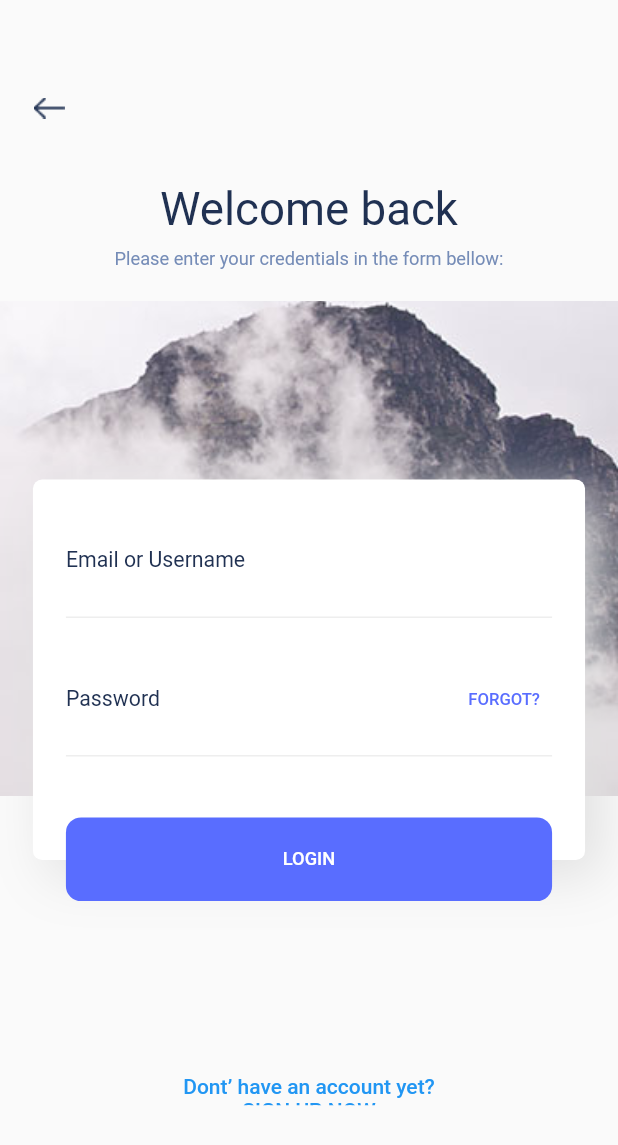
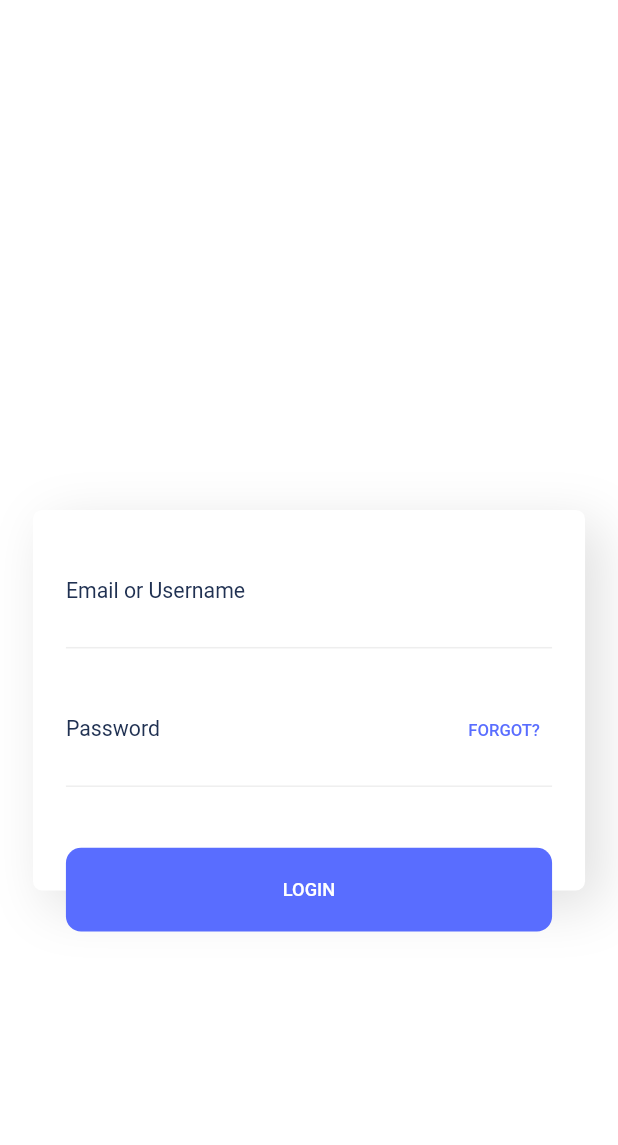
Before and after one commit to dhung55cd2/flutter_social, a Flutter app: the LoginPage screen opened directly, on a phone screen of 412 x 824 dp. Shown: the top 1145 px of the screen. Run offline on Flutter 3.47's test engine with Material 2 defaults, Android fonts, the phone set to English and light mode, and no system bars; our stand-ins replace flutter_keyboard_visibility, flutter_screenutil; missing offline and left inert: dart:ffi, solid_bottom_sheet.

Commit message:
xong widget đăng nhập /

```diff
--- a/lib/ui/creataccout/widget_textfield.dart
+++ b/lib/ui/creataccout/widget_textfield.dart
@@ -6,13 +6,18 @@ import 'package:flutter_social/utils/colors.dart';
 import 'package:flutter_social/widgets/textfield_email.dart';
 import 'package:flutter_social/widgets/textfield_password.dart';
 
-class TextFieldCreatAccount extends StatelessWidget {
+class TextFieldCreatAccount extends StatefulWidget {
+  @override
+  _TextFieldCreatAccountState createState() => _TextFieldCreatAccountState();
+}
+
+class _TextFieldCreatAccountState extends State<TextFieldCreatAccount> {
   @override
   Widget build(BuildContext context) {
     double hightUnHideSizeBox;
     return  KeyboardVisibilityBuilder(
         builder: (context, isKeyboardVisible){
-          isKeyboardVisible ? hightUnHideSizeBox= 0 : hightUnHideSizeBox=45;
+          isKeyboardVisible ? hightUnHideSizeBox= 10 : hightUnHideSizeBox= 0;
           return  Center(
             child: Column(
               mainAxisAlignment: MainAxisAlignment.start,
@@ -30,6 +35,7 @@ class TextFieldCreatAccount extends StatelessWidget {
                   ),
                 ),
 
+
               ],
 
             ),
@@ -39,6 +45,7 @@ class TextFieldCreatAccount extends StatelessWidget {
 
     );
   }
+
   Widget _buildWidgetLogin(){
     return Container(
       height: myHeight(431.5),width: myWidth(335),decoration: BoxDecoration(boxShadow: [
@@ -60,8 +67,9 @@ class TextFieldCreatAccount extends StatelessWidget {
       ),
     );
   }
+
   Widget _buildButtonLogin(){
-    return CustomButon(height: 55,width: 295,radius: 10,nameButton: "LOGIN",textColor: Colors.white,textSize: 12,);
+    return CustomButon(height: 55,width: 295,radius: 10,nameButton: "LOGIN",background: color_blue,textColor: Colors.white,textSize: 12,);
     //   Container(
     //   height: myHeight(55),width: myWidth(295),decoration: BoxDecoration(color: color_blue,borderRadius: BorderRadius.circular(myRadius(10))),
     //   child: MaterialButton(child: Text("LOGIN",style: TextStyle(color: Colors.white, fontSize: mySize(12)),),),
--- a/lib/ui/login/WidgetTextField.dart
+++ b/lib/ui/login/WidgetTextField.dart
@@ -8,36 +8,19 @@ import 'package:flutter_social/widgets/textfield_email.dart';
 import 'package:flutter_social/widgets/textfield_password.dart';
 
 class TextFieldWidget extends StatelessWidget {
+  double height = 0;
   @override
   Widget build(BuildContext context) {
+
     Size size = MediaQuery.of(context).size;
-    double hightUnHideSizeBox;
-    return  KeyboardVisibilityBuilder(
-      builder: (context, isKeyboardVisible){
-        isKeyboardVisible ? hightUnHideSizeBox= 0 : hightUnHideSizeBox=200;
-      return  Center(
-          child: Column(
-            mainAxisAlignment: MainAxisAlignment.start,
-            crossAxisAlignment: CrossAxisAlignment.center,
-            children: [
-              Container(height: myHeight(277),width: myWidth(335),
+    return  Container(height: myHeight(277),width: myWidth(335),
       child: Stack(
         children: [
           _buildWidgetLogin(),
           Positioned(bottom: myHeight(0),left: myWidth(20),right: myWidth(20),
               child: _buildButtonLogin(context))
         ],
-
       ),
-              ),
-              SizedBox(height: myHeight(hightUnHideSizeBox),)
-            ],
-
-          ),
-
-        );
-      }
-
     );
   }
   Widget _buildWidgetLogin(){
@@ -64,12 +47,6 @@ class TextFieldWidget extends StatelessWidget {
       child: CustomButon(height: 55,width: 295,radius: 10,background: color_blue,nameButton: "LOGIN",
             textColor: Colors.white,textSize: 12,),
     );
-    //   Container(
-    //   height: myHeight(55),width: myWidth(295),decoration: BoxDecoration(color: color_blue,borderRadius: BorderRadius.circular(myRadius(10))),
-    //   child: MaterialButton(onPressed: (){
-    //     Navigator.push(context, MaterialPageRoute(builder: (context) => PersonalPage()));
-    //   },
-    //   child: Text("LOGIN",style: TextStyle(color: Colors.white, fontSize: mySize(12)),),),
-    // );
+
   }
 }
--- a/lib/ui/login/body_login.dart
+++ /dev/null
@@ -1,26 +0,0 @@
-import 'package:flutter/material.dart';
-import 'package:flutter_keyboard_visibility/flutter_keyboard_visibility.dart';
-import 'package:flutter_social/screen/screen_utils.dart';
-import 'package:flutter_social/utils/colors.dart';
-import 'file:///C:/Users/dvhnu/AndroidStudioProjects/flutter_social/lib/ui/login/WidgetTextField.dart';
-import 'file:///C:/Users/dvhnu/AndroidStudioProjects/flutter_social/lib/ui/login/backgroundlogin.dart';
-import 'package:flutter_social/widgets/widget_login.dart';
-
-class BodyLogin extends StatelessWidget {
-  @override
-  Widget build(BuildContext context) {
-    Size size = MediaQuery.of(context).size;
-    return KeyboardDismissOnTap(
-
-        child: Container(height: double.infinity,width: size.width,color: Colors.white,
-            alignment: Alignment.center,
-          child:  Stack(
-            children: [
-              BackgroundLogin(),
-              Positioned(bottom: myHeight(20),left: myWidth(20),right: myWidth(20),
-                  child: TextFieldWidget(),)
-            ],
-    ))
-    );
-  }
-}
--- a/lib/ui/login/login_page.dart
+++ b/lib/ui/login/login_page.dart
@@ -1,16 +1,30 @@
 import 'package:flutter/material.dart';
 import 'package:flutter_social/screen/screen_utils.dart';
-import 'file:///C:/Users/dvhnu/AndroidStudioProjects/flutter_social/lib/ui/login/body_login.dart';
-import 'package:flutter_social/utils/colors.dart';
-import 'package:flutter_social/widgets/widget_login.dart';
+import 'package:flutter_social/ui/login/WidgetTextField.dart';
+import 'package:flutter_social/ui/login/backgroundlogin.dart';
+
 
 class LoginPage extends StatelessWidget {
   @override
   Widget build(BuildContext context) {
     Size size = MediaQuery.of(context).size;
     return Scaffold(
-      resizeToAvoidBottomInset: true,
-      body: BodyLogin()
+      resizeToAvoidBottomInset: false,
+      body:  Stack(
+        children: [
+          BackgroundLogin(),
+          Container(height: size.height,width: size.width,color: Colors.white,
+            child: Column(
+              mainAxisAlignment: MainAxisAlignment.end,
+              children: [
+                TextFieldWidget(),
+                SizedBox(height: myHeight(200),)
+              ],
+            ),
+          ),
+
+        ],
+      )
 
     );
   }
--- a/pubspec.yaml
+++ b/pubspec.yaml
@@ -32,6 +32,7 @@ dependencies:
   solid_bottom_sheet: ^0.1.9
   flutter_keyboard_visibility: ^4.0.3
   flutter_staggered_grid_view: ^0.3.4
+  flutter_facebook_login: ^3.0.0
 
 dev_dependencies:
   flutter_test:
```
Also changed, not shown: pubspec.lock. Lines whose indentation alone changed are shown as unchanged.
